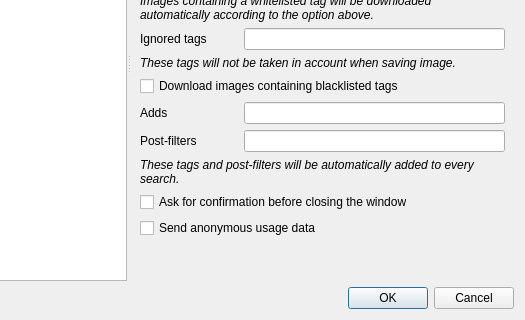
First picture: the form in gui/src/settings/options-window.ui, repository Bionus/imgbrd-grabber, before the edit; both pictures show x 141 to 666 and y 166 to 486 of the 666 by 486 pixel window.
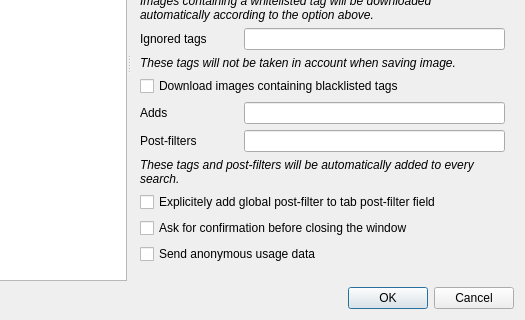
Second picture: the form after the edit. Icons and pictures are not drawn.

Commit message: Add setting to explicitely add global post-filter to tab (fix #1875)

Diff of the .ui file:
```diff
--- a/gui/src/settings/options-window.ui
+++ b/gui/src/settings/options-window.ui
@@ -351,7 +351,7 @@
           </property>
          </widget>
         </item>
-        <item row="12" column="0" colspan="2">
+        <item row="13" column="0" colspan="2">
          <widget class="QCheckBox" name="checkConfirmClose">
           <property name="text">
            <string>Ask for confirmation before closing the window</string>
@@ -368,13 +368,20 @@
         <item row="10" column="1">
          <widget class="QLineEdit" name="lineGlobalPostFilter"/>
         </item>
-        <item row="13" column="0" colspan="2">
+        <item row="14" column="0" colspan="2">
          <widget class="QCheckBox" name="checkSendUsageData">
           <property name="text">
            <string>Send anonymous usage data</string>
           </property>
          </widget>
         </item>
+        <item row="12" column="0" colspan="2">
+         <widget class="QCheckBox" name="checkGlobalPostFilterExplicit">
+          <property name="text">
+           <string>Explicitely add global post-filter to tab post-filter field</string>
+          </property>
+         </widget>
+        </item>
        </layout>
        <zorder>label</zorder>
        <zorder>comboLanguages</zorder>
```
Left out of the diff: 5 changed lines with no effect on the pictures. The commit also changes 2 other files.
